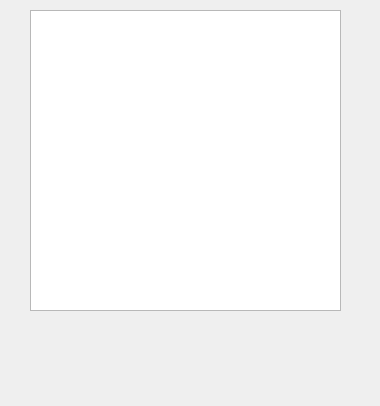
First picture: the form in dialog.ui, repository tsvigo/free_mesto, before the edit.
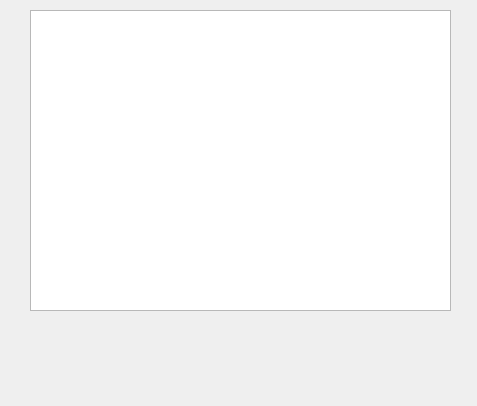
Second picture: the form after the edit.

Patch:
```diff
--- a/dialog.ui
+++ b/dialog.ui
@@ -6,7 +6,7 @@
    <rect>
     <x>0</x>
     <y>0</y>
-    <width>380</width>
+    <width>477</width>
     <height>406</height>
    </rect>
   </property>
@@ -18,7 +18,7 @@
     <rect>
      <x>30</x>
      <y>10</y>
-     <width>311</width>
+     <width>421</width>
      <height>301</height>
     </rect>
    </property>
```
Left out of the diff: 2 changed lines with no effect on the pictures.
